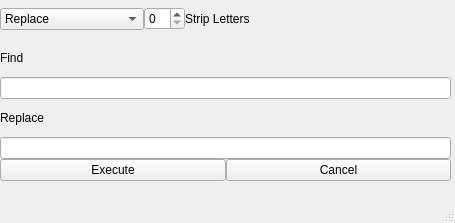
Old version of the form Projects/HacknSlash/python/ui/rename_tools.ui in the repository neilberard/Python-Projects.
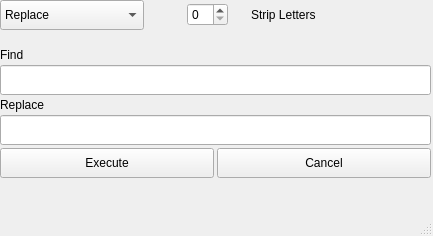
New version of the form.

Patch:
```diff
--- a/Projects/HacknSlash/python/ui/rename_tools.ui
+++ b/Projects/HacknSlash/python/ui/rename_tools.ui
@@ -6,10 +6,16 @@
    <rect>
     <x>0</x>
     <y>0</y>
-    <width>455</width>
-    <height>223</height>
+    <width>433</width>
+    <height>236</height>
    </rect>
   </property>
+  <property name="sizePolicy">
+   <sizepolicy hsizetype="Expanding" vsizetype="Expanding">
+    <horstretch>0</horstretch>
+    <verstretch>0</verstretch>
+   </sizepolicy>
+  </property>
   <property name="windowTitle">
    <string>MainWindow</string>
   </property>
@@ -19,25 +25,34 @@
      <rect>
       <x>0</x>
       <y>0</y>
-      <width>451</width>
-      <height>181</height>
+      <width>431</width>
+      <height>194</height>
      </rect>
     </property>
-    <layout class="QVBoxLayout" name="verticalLayout_3">
+    <layout class="QVBoxLayout" name="verticalLayout_3" stretch="0,0,0,0,0,0,0,0">
      <property name="spacing">
-      <number>0</number>
+      <number>3</number>
      </property>
      <property name="sizeConstraint">
-      <enum>QLayout::SetDefaultConstraint</enum>
+      <enum>QLayout::SetNoConstraint</enum>
      </property>
      <item>
       <layout class="QHBoxLayout" name="horizontalLayout_4">
+       <property name="sizeConstraint">
+        <enum>QLayout::SetNoConstraint</enum>
+       </property>
        <item>
-        <widget class="QComboBox" name="cbx_mode_2">
+        <widget class="QComboBox" name="cb_mode">
+         <property name="sizePolicy">
+          <sizepolicy hsizetype="Preferred" vsizetype="Preferred">
+           <horstretch>0</horstretch>
+           <verstretch>0</verstretch>
+          </sizepolicy>
+         </property>
          <property name="minimumSize">
           <size>
            <width>100</width>
-           <height>0</height>
+           <height>30</height>
           </size>
          </property>
          <item>
@@ -73,10 +88,42 @@
         </widget>
        </item>
        <item>
-        <widget class="QSpinBox" name="sbx_strip_letters"/>
+        <spacer name="horizontalSpacer">
+         <property name="orientation">
+          <enum>Qt::Horizontal</enum>
+         </property>
+         <property name="sizeType">
+          <enum>QSizePolicy::Minimum</enum>
+         </property>
+         <property name="sizeHint" stdset="0">
+          <size>
+           <width>40</width>
+           <height>20</height>
+          </size>
+         </property>
+        </spacer>
        </item>
        <item>
-        <widget class="QLabel" name="label_3">
+        <widget class="QSpinBox" name="cbx_strip_letters"/>
+       </item>
+       <item>
+        <spacer name="horizontalSpacer_3">
+         <property name="orientation">
+          <enum>Qt::Horizontal</enum>
+         </property>
+         <property name="sizeType">
+          <enum>QSizePolicy::Minimum</enum>
+         </property>
+         <property name="sizeHint" stdset="0">
+          <size>
+           <width>20</width>
+           <height>20</height>
+          </size>
+         </property>
+        </spacer>
+       </item>
+       <item>
+        <widget class="QLabel" name="lbl_strip_letters">
          <property name="text">
           <string>Strip Letters</string>
          </property>
@@ -98,14 +145,40 @@
       </layout>
      </item>
      <item>
-      <widget class="QLabel" name="label_4">
+      <spacer name="verticalSpacer_2">
+       <property name="orientation">
+        <enum>Qt::Vertical</enum>
+       </property>
+       <property name="sizeHint" stdset="0">
+        <size>
+         <width>20</width>
+         <height>40</height>
+        </size>
+       </property>
+      </spacer>
+     </item>
+     <item>
+      <widget class="QLabel" name="lbl_find">
        <property name="text">
         <string>Find</string>
        </property>
       </widget>
      </item>
      <item>
-      <widget class="QLineEdit" name="lne_find_2"/>
+      <widget class="QLineEdit" name="ln_find">
+       <property name="sizePolicy">
+        <sizepolicy hsizetype="Expanding" vsizetype="Preferred">
+         <horstretch>0</horstretch>
+         <verstretch>0</verstretch>
+        </sizepolicy>
+       </property>
+       <property name="minimumSize">
+        <size>
+         <width>0</width>
+         <height>30</height>
+        </size>
+       </property>
+      </widget>
      </item>
      <item>
       <widget class="QLabel" name="txt_replace_2">
@@ -115,19 +188,56 @@
       </widget>
      </item>
      <item>
-      <widget class="QLineEdit" name="lne_replace_2"/>
+      <widget class="QLineEdit" name="ln_replace">
+       <property name="sizePolicy">
+        <sizepolicy hsizetype="Expanding" vsizetype="Preferred">
+         <horstretch>0</horstretch>
+         <verstretch>0</verstretch>
+        </sizepolicy>
+       </property>
+       <property name="minimumSize">
+        <size>
+         <width>0</width>
+         <height>30</height>
+        </size>
+       </property>
+      </widget>
      </item>
      <item>
       <layout class="QHBoxLayout" name="horizontalLayout_5">
        <item>
         <widget class="QPushButton" name="btn_execute">
+         <property name="sizePolicy">
+          <sizepolicy hsizetype="Minimum" vsizetype="Preferred">
+           <horstretch>0</horstretch>
+           <verstretch>0</verstretch>
+          </sizepolicy>
+         </property>
+         <property name="minimumSize">
+          <size>
+           <width>0</width>
+           <height>30</height>
+          </size>
+         </property>
          <property name="text">
           <string>Execute</string>
          </property>
         </widget>
        </item>
        <item>
-        <widget class="QPushButton" name="pushButton_3">
+        <widget class="QPushButton" name="btn_cancel">
+         <property name="sizePolicy">
+          <sizepolicy hsizetype="Minimum" vsizetype="Preferred">
+           <horstretch>0</horstretch>
+           <verstretch>0</verstretch>
+          </sizepolicy>
+         </property>
+         <property name="minimumSize">
+          <size>
+           <width>0</width>
+           <height>30</height>
+          </size>
+         </property>
          <property name="text">
           <string>Cancel</string>
          </property>
@@ -135,6 +245,19 @@
        </item>
       </layout>
      </item>
+     <item>
+      <spacer name="verticalSpacer">
+       <property name="orientation">
+        <enum>Qt::Vertical</enum>
+       </property>
+       <property name="sizeHint" stdset="0">
+        <size>
+         <width>20</width>
+         <height>40</height>
+        </size>
+       </property>
+      </spacer>
+     </item>
     </layout>
    </widget>
   </widget>
```
Left out of the diff: 4 changed lines with no effect on the pictures.
